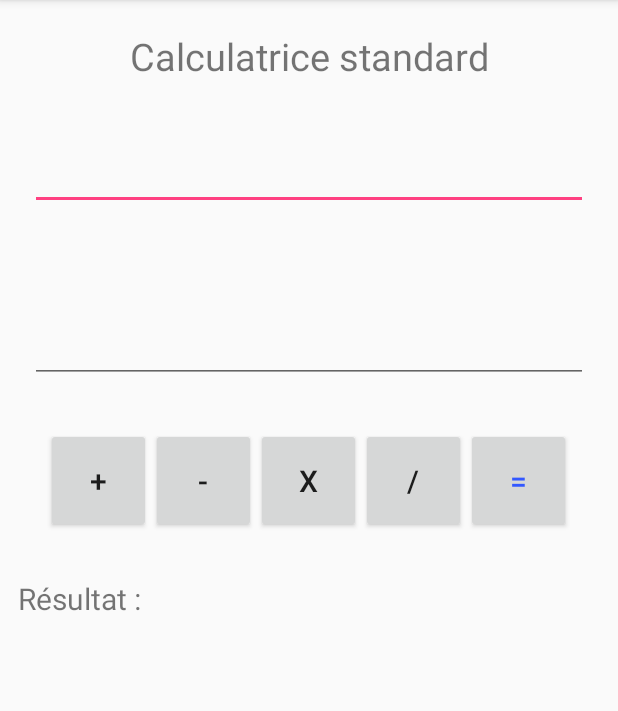
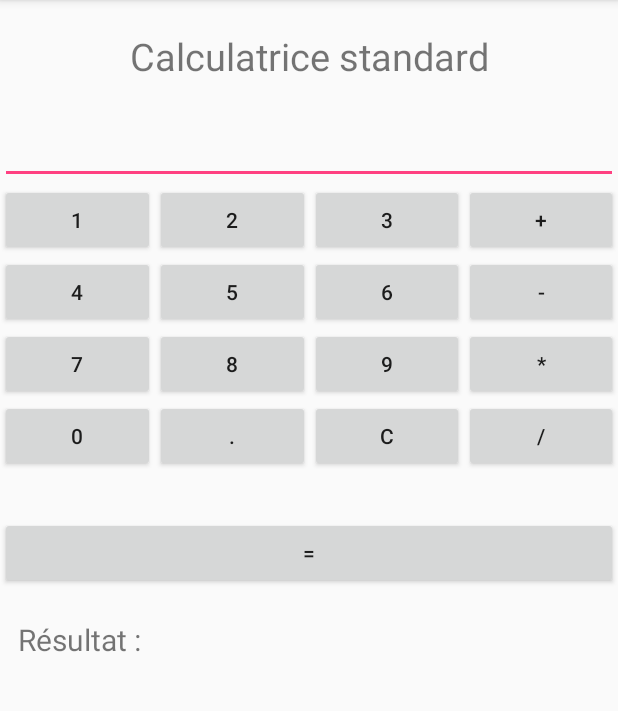
Before and after one commit to loicdelaunay/AndroidStudio_BTSSIO1_Calculator, an Android app: the CalcStandard screen opened directly, with no data from a screen before it, on a phone screen of 412 x 824 dp, the part 84-795 px from its top. Run offline under Robolectric (Android 15) with nearby library versions, the phone set to English and light mode, and no system bars.

Commit message:
End of the realisation of the layouts. Creation of the different Java classes (3 at all), and end of the first Java class programming (MainActivity)

```diff
--- a/app/src/main/java/thlaurebtssio/calculator/CalcStandard.java
+++ b/app/src/main/java/thlaurebtssio/calculator/CalcStandard.java
@@ -10,4 +10,6 @@ public class CalcStandard extends MainActivity {
         super.onCreate(savedInstanceState);
         setContentView(R.layout.layout_calc_stand);
     }
+
+
 }
--- a/app/src/main/res/layout/layout_calc_stand.xml
+++ b/app/src/main/res/layout/layout_calc_stand.xml
@@ -1,6 +1,7 @@
 <?xml version="1.0" encoding="utf-8"?>
 <LinearLayout xmlns:android="http://schemas.android.com/apk/res/android"
-    android:orientation="vertical" android:layout_width="match_parent"
+    android:orientation="vertical"
+    android:layout_width="match_parent"
     android:layout_height="match_parent">
 
     <FrameLayout
@@ -16,7 +17,7 @@
             android:textSize="25sp"/>
     </FrameLayout>
 
-    <FrameLayout
+    <!--<FrameLayout
         android:layout_width="match_parent"
         android:layout_height="wrap_content"
         android:padding="20dp">
@@ -77,7 +78,164 @@
             android:text="="
             android:textSize="20sp"
             android:textColor="#3358ff"/>
+    </LinearLayout>-->
+    <EditText android:id="@+id/EditText01"
+        android:layout_width="match_parent"
+        android:layout_height="wrap_content"
+        android:textSize="20sp"
+        android:editable="false"
+        android:cursorVisible="false"
+        />
+
+    <LinearLayout xmlns:android="http://schemas.android.com/apk/res/android"
+        android:orientation="horizontal"
+        android:layout_width="match_parent"
+        android:layout_height="wrap_content"
+        >
+
+        <Button android:id="@+id/button1"
+            android:text="1"
+            android:layout_width="match_parent"
+            android:layout_height="wrap_content"
+            android:layout_weight="1"
+            />
+
+        <Button android:id="@+id/button2"
+            android:text="2"
+            android:layout_width="match_parent"
+            android:layout_height="wrap_content"
+            android:layout_weight="1"
+            />
+
+        <Button android:id="@+id/button3"
+            android:text="3"
+            android:layout_width="match_parent"
+            android:layout_height="wrap_content"
+            android:layout_weight="1"
+            />
+
+        <Button android:id="@+id/buttonPlus"
+            android:text="+"
+            android:layout_width="match_parent"
+            android:layout_height="wrap_content"
+            android:layout_weight="1"
+            />
     </LinearLayout>
+
+    <LinearLayout xmlns:android="http://schemas.android.com/apk/res/android"
+        android:orientation="horizontal"
+        android:layout_width="fill_parent"
+        android:layout_height="wrap_content"
+        >
+
+        <Button android:id="@+id/button4"
+            android:text="4"
+            android:layout_width="match_parent"
+            android:layout_height="wrap_content"
+            android:layout_weight="1"
+            />
+
+        <Button android:id="@+id/button5"
+            android:text="5"
+            android:layout_width="match_parent"
+            android:layout_height="wrap_content"
+            android:layout_weight="1"
+            />
+
+        <Button android:id="@+id/button6"
+            android:text="6"
+            android:layout_width="match_parent"
+            android:layout_height="wrap_content"
+            android:layout_weight="1"
+            />
+
+        <Button android:id="@+id/buttonMoins"
+            android:text="-"
+            android:layout_width="match_parent"
+            android:layout_height="wrap_content"
+            android:layout_weight="1"
+            />
+
+    </LinearLayout>
+
+    <LinearLayout xmlns:android="http://schemas.android.com/apk/res/android"
+        android:orientation="horizontal"
+        android:layout_width="match_parent"
+        android:layout_height="wrap_content"
+        >
+
+        <Button android:id="@+id/button7"
+            android:text="7"
+            android:layout_width="match_parent"
+            android:layout_height="wrap_content"
+            android:layout_weight="1"
+            />
+
+        <Button android:id="@+id/button8"
+            android:text="8"
+            android:layout_width="match_parent"
+            android:layout_height="wrap_content"
+            android:layout_weight="1"
+            />
+
+        <Button android:id="@+id/button9"
+            android:text="9"
+            android:layout_width="match_parent"
+            android:layout_height="wrap_content"
+            android:layout_weight="1"
+            />
+
+        <Button android:id="@+id/buttonMultiplier"
+            android:text="*"
+            android:layout_width="match_parent"
+            android:layout_height="wrap_content"
+            android:layout_weight="1"
+            />
+    </LinearLayout>
+
+    <LinearLayout xmlns:android="http://schemas.android.com/apk/res/android"
+        android:orientation="horizontal"
+        android:layout_width="match_parent"
+        android:layout_height="wrap_content"
+        >
+
+        <Button android:id="@+id/button0"
+            android:text="0"
+            android:layout_width="match_parent"
+            android:layout_height="wrap_content"
+            android:layout_weight="1"
+            />
+
+        <Button android:id="@+id/buttonPoint"
+            android:text="."
+            android:layout_width="match_parent"
+            android:layout_height="wrap_content"
+            android:layout_weight="1"
+            />
+
+        <Button android:id="@+id/buttonC"
+            android:text="C"
+            android:layout_width="match_parent"
+            android:layout_height="wrap_content"
+            android:layout_weight="1"
+            />
+
+        <Button android:id="@+id/buttonDivision"
+            android:text="/"
+            android:layout_width="match_parent"
+            android:layout_height="wrap_content"
+            android:layout_weight="1"
+            />
+    </LinearLayout>
+
+    <Space
+        android:layout_width="match_parent"
+        android:layout_height="30dp" />
+    <Button android:id="@+id/buttonEgal"
+        android:text="="
+        android:layout_width="match_parent"
+        android:layout_height="wrap_content"
+        />
 
     <LinearLayout
         android:layout_width="match_parent"
```
